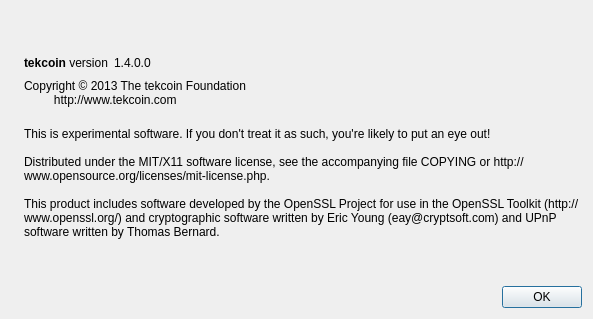
Qt form src/qt/forms/aboutdialog.ui (maxxine/TEK) before a commit.
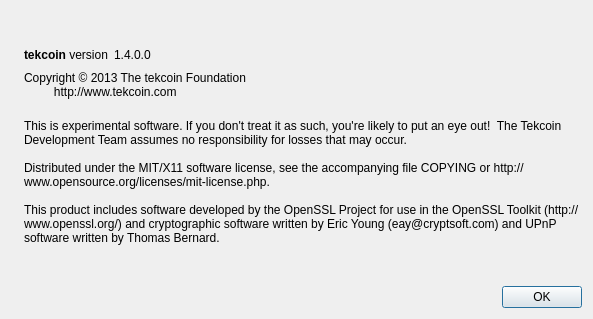
The same form after that commit. Icons and pictures are not drawn.

What changed in the file:
```diff
--- a/src/qt/forms/aboutdialog.ui
+++ b/src/qt/forms/aboutdialog.ui
@@ -106,7 +106,7 @@
        </property>
        <property name="text">
         <string>
-This is experimental software. If you don't treat it as such, you're likely to put an eye out!
+This is experimental software. If you don't treat it as such, you're likely to put an eye out!  The Tekcoin Development Team assumes no responsibility for losses that may occur.
 
 Distributed under the MIT/X11 software license, see the accompanying file COPYING or http://www.opensource.org/licenses/mit-license.php.
 
```
